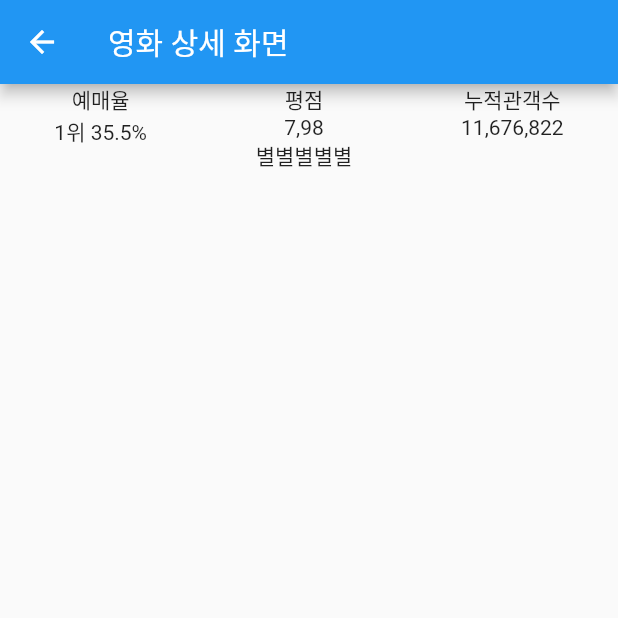
After one commit to YKW93/flutter_movie, a Flutter app: the MovideDetailPage screen opened directly, on a phone screen of 412 x 824 dp, the top half of it. The commit adds this screen. Run offline on Flutter 3.47's test engine with Material 2 defaults, Android fonts, the phone set to English and light mode, and no system bars; network calls fail.

Commit message:
Added Movie detail page and etc - 영화 상세 정보 화면 추가 - 리스트뷰 아이템 클릭 시 이벤트 처리 작업 추가

```diff
--- a/lib/list_page.dart
+++ b/lib/list_page.dart
@@ -1,8 +1,8 @@
 import 'package:flutter/material.dart';
 import 'package:flutter_movie/model/remote/Movie.dart';
+import 'package:flutter_movie/movie_detail_page.dart';
 
 class ListPage extends StatefulWidget {
-
   List<Movies> _items;
 
   ListPage(this._items);
@@ -12,7 +12,6 @@ class ListPage extends StatefulWidget {
 }
 
 class _ListPageState extends State<ListPage> {
-
   List<Movies> _items;
 
   _ListPageState(this._items);
@@ -31,11 +30,21 @@ class _ListPageState extends State<ListPage> {
           color: Colors.grey,
         ),
         itemCount: items.length,
-        itemBuilder: (context, index) => _buildCardItem(context, items[index]));
+        itemBuilder: (context, index) {
+          return InkWell(
+            child: _buildCardItem(context, items[index]),
+            onTap: () {
+              Navigator.of(context).push(MaterialPageRoute(builder: (context) {
+                return MovideDetailPage();
+              }));
+            },
+          );
+        });
   }
 
   Widget _buildCardItem(BuildContext context, Movies item) {
-    return Row(
+    return Container(
+      child: Row(
         mainAxisAlignment: MainAxisAlignment.start,
         crossAxisAlignment: CrossAxisAlignment.start,
         children: <Widget>[
@@ -49,7 +58,8 @@ class _ListPageState extends State<ListPage> {
               crossAxisAlignment: CrossAxisAlignment.start,
               children: <Widget>[
                 Text(item.title,
-                  style: TextStyle(fontSize: 18, fontWeight: FontWeight.bold)),
+                    style:
+                        TextStyle(fontSize: 18, fontWeight: FontWeight.bold)),
                 SizedBox(height: 10),
                 Row(
                   children: <Widget>[
@@ -66,6 +76,7 @@ class _ListPageState extends State<ListPage> {
             ),
           )
         ],
+      ),
     );
   }
 }
--- /dev/null
+++ b/lib/movie_detail_page.dart
@@ -0,0 +1,57 @@
+import 'package:flutter/material.dart';
+
+class MovideDetailPage extends StatefulWidget {
+  @override
+  _MovideDetailPageState createState() => _MovideDetailPageState();
+}
+
+class _MovideDetailPageState extends State<MovideDetailPage> {
+  @override
+  Widget build(BuildContext context) {
+    return Scaffold(
+      appBar: AppBar(
+        title: Text('영화 상세 화면'),
+      ),
+      body: _testWidget(),
+    );
+  }
+
+  Widget _testWidget() {
+    return Row(
+      mainAxisSize: MainAxisSize.max,
+      mainAxisAlignment: MainAxisAlignment.spaceAround,
+      children: <Widget>[
+        Flexible(
+            child: Column(
+              mainAxisAlignment: MainAxisAlignment.start,
+              children: <Widget>[
+                Text('예매율'),
+                Text('1위 35.5%')
+              ],
+            ),
+            flex: 1),
+        Flexible(
+          child: Column(
+            mainAxisAlignment: MainAxisAlignment.start,
+            children: <Widget>[
+              Text('평점'),
+              Text('7,98'),
+              Text('별별별별별'),
+            ],
+          ),
+          flex: 1,
+        ),
+        Flexible(
+          child: Column(
+            mainAxisAlignment: MainAxisAlignment.start,
+            children: <Widget>[
+              Text('누적관객수'),
+              Text('11,676,822')
+            ],
+          ),
+          flex: 1,
+        ),
+      ],
+    );
+  }
+}
```
Lines whose indentation alone changed are shown as unchanged.
